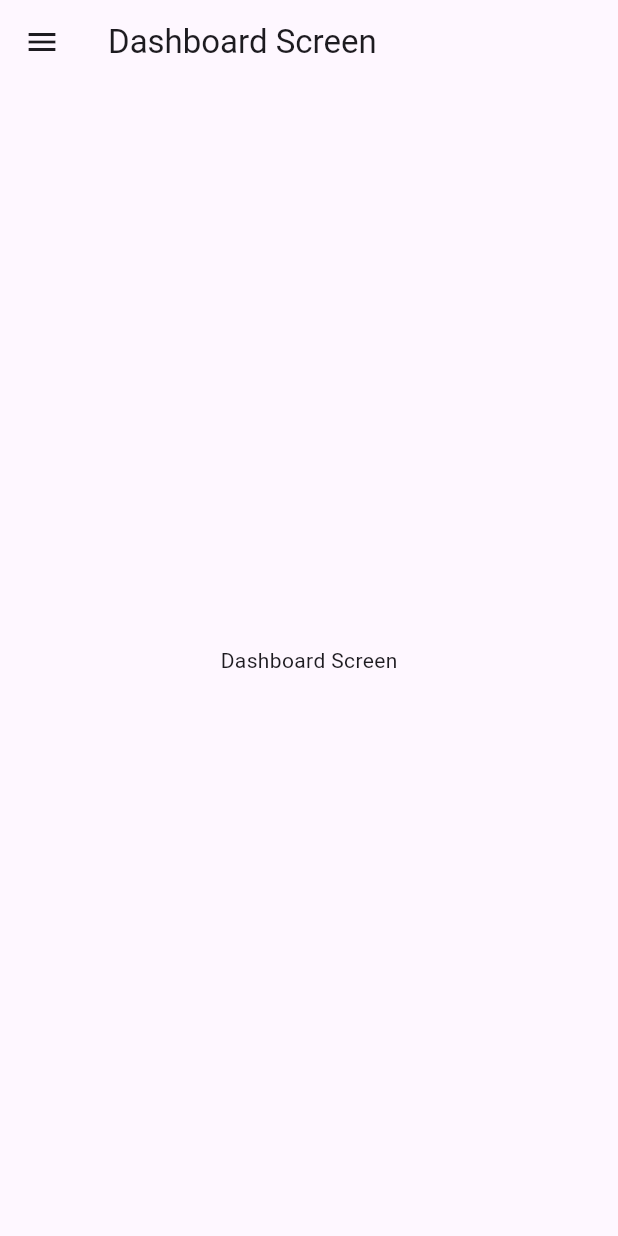
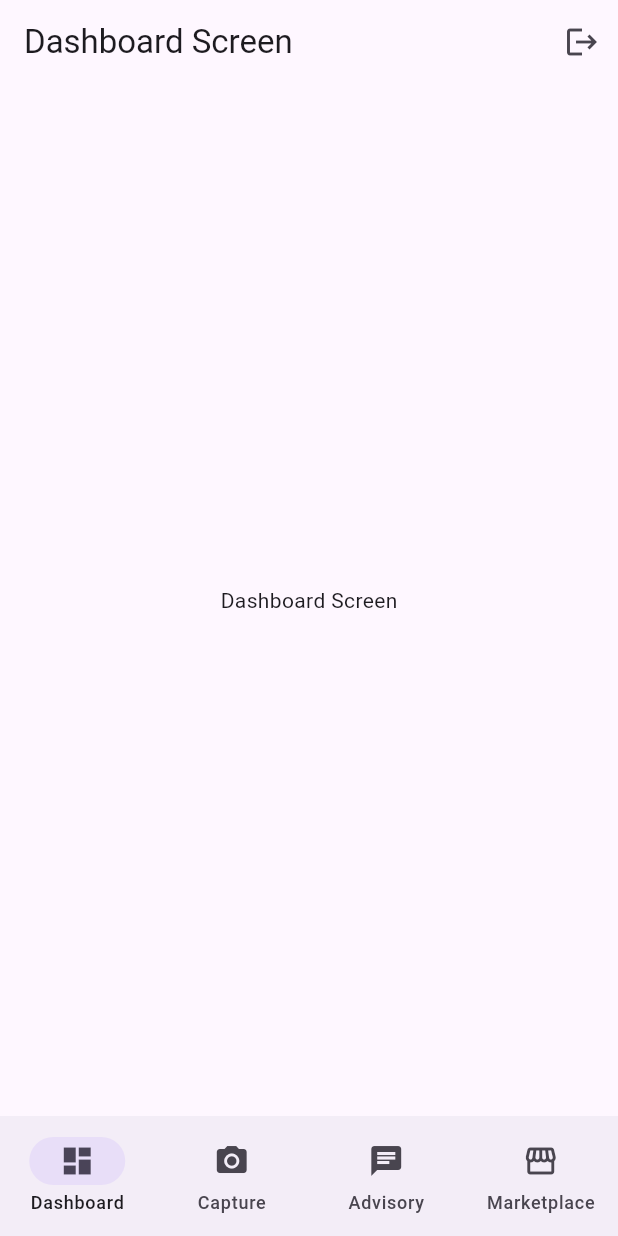
Before and after one commit to Chathuranga-Jayamal/govi-ai, a Flutter app: the screen it shows after launch, on a phone screen of 412 x 824 dp. Run offline on Flutter 3.47's test engine with Material 3 defaults, Android fonts, the phone set to English and light mode, and no system bars; our stand-ins replace go_router.

Commit message:
Replace drawer with bottom navigation bar for authenticated screens

```diff
--- /dev/null
+++ b/mobile_app/lib/core/widgets/main_shell.dart
@@ -0,0 +1,28 @@
+import 'package:flutter/material.dart';
+import 'package:go_router/go_router.dart';
+
+class MainShell extends StatelessWidget {
+  const MainShell({required this.navigationShell, super.key});
+
+  final StatefulNavigationShell navigationShell;
+
+  @override
+  Widget build(BuildContext context) {
+    return Scaffold(
+      body: navigationShell,
+      bottomNavigationBar: NavigationBar(
+        selectedIndex: navigationShell.currentIndex,
+        onDestinationSelected: (index) => navigationShell.goBranch(
+          index,
+          initialLocation: index == navigationShell.currentIndex,
+        ),
+        destinations: const [
+          NavigationDestination(icon: Icon(Icons.dashboard), label: 'Dashboard'),
+          NavigationDestination(icon: Icon(Icons.camera_alt), label: 'Capture'),
+          NavigationDestination(icon: Icon(Icons.chat), label: 'Advisory'),
+          NavigationDestination(icon: Icon(Icons.storefront), label: 'Marketplace'),
+        ],
+      ),
+    );
+  }
+}
--- a/mobile_app/lib/features/auth/presentation/screens/login_screen.dart
+++ b/mobile_app/lib/features/auth/presentation/screens/login_screen.dart
@@ -1,7 +1,5 @@
 import 'package:flutter/material.dart';
 import 'package:go_router/go_router.dart';
-
-import '../../../../core/widgets/app_drawer.dart';
 
 class LoginScreen extends StatelessWidget {
   const LoginScreen({super.key});
@@ -10,7 +8,6 @@ class LoginScreen extends StatelessWidget {
   Widget build(BuildContext context) {
     return Scaffold(
       appBar: AppBar(title: const Text('Login Screen')),
-      drawer: const AppDrawer(),
       body: Center(
         child: Column(
           mainAxisSize: MainAxisSize.min,
--- a/mobile_app/lib/features/auth/presentation/screens/register_screen.dart
+++ b/mobile_app/lib/features/auth/presentation/screens/register_screen.dart
@@ -1,7 +1,5 @@
 import 'package:flutter/material.dart';
 import 'package:go_router/go_router.dart';
-
-import '../../../../core/widgets/app_drawer.dart';
 
 class RegisterScreen extends StatelessWidget {
   const RegisterScreen({super.key});
@@ -10,7 +8,6 @@ class RegisterScreen extends StatelessWidget {
   Widget build(BuildContext context) {
     return Scaffold(
       appBar: AppBar(title: const Text('Register Screen')),
-      drawer: const AppDrawer(),
       body: Center(
         child: Column(
           mainAxisSize: MainAxisSize.min,
--- a/mobile_app/lib/features/dashboard/presentation/screens/dashboard_screen.dart
+++ b/mobile_app/lib/features/dashboard/presentation/screens/dashboard_screen.dart
@@ -1,6 +1,5 @@
 import 'package:flutter/material.dart';
-
-import '../../../../core/widgets/app_drawer.dart';
+import 'package:go_router/go_router.dart';
 
 class DashboardScreen extends StatelessWidget {
   const DashboardScreen({super.key});
@@ -8,8 +7,16 @@ class DashboardScreen extends StatelessWidget {
   @override
   Widget build(BuildContext context) {
     return Scaffold(
-      appBar: AppBar(title: const Text('Dashboard Screen')),
-      drawer: const AppDrawer(),
+      appBar: AppBar(
+        title: const Text('Dashboard Screen'),
+        actions: [
+          IconButton(
+            icon: const Icon(Icons.logout),
+            tooltip: 'Back to Login (temp)',
+            onPressed: () => context.go('/login'),
+          ),
+        ],
+      ),
       body: const Center(child: Text('Dashboard Screen')),
     );
   }
--- a/mobile_app/lib/routes/app_router.dart
+++ b/mobile_app/lib/routes/app_router.dart
@@ -1,5 +1,6 @@
 import 'package:go_router/go_router.dart';
 
+import '../core/widgets/main_shell.dart';
 import '../features/advisory/presentation/screens/advisory_chat_screen.dart';
 import '../features/auth/presentation/screens/login_screen.dart';
 import '../features/auth/presentation/screens/register_screen.dart';
@@ -18,21 +19,43 @@ final GoRouter appRouter = GoRouter(
       path: '/register',
       builder: (context, state) => const RegisterScreen(),
     ),
+    StatefulShellRoute.indexedStack(
+      builder: (context, state, navigationShell) =>
+          MainShell(navigationShell: navigationShell),
+      branches: [
+        StatefulShellBranch(
+          routes: [
             GoRoute(
               path: '/dashboard',
               builder: (context, state) => const DashboardScreen(),
             ),
+          ],
+        ),
+        StatefulShellBranch(
+          routes: [
             GoRoute(
               path: '/capture',
               builder: (context, state) => const CaptureScreen(),
             ),
+          ],
+        ),
+        StatefulShellBranch(
+          routes: [
             GoRoute(
               path: '/advisory',
               builder: (context, state) => const AdvisoryChatScreen(),
             ),
+          ],
+        ),
+        StatefulShellBranch(
+          routes: [
             GoRoute(
               path: '/marketplace',
               builder: (context, state) => const ProductListScreen(),
             ),
           ],
+        ),
+      ],
+    ),
+  ],
 );
```
Also changed, not shown: mobile_app/lib/core/widgets/app_drawer.dart (deleted, +0 -34 lines), mobile_app/lib/features/advisory/presentation/screens/advisory_chat_screen.dart (+11 -4 lines), mobile_app/lib/features/disease_detection/presentation/screens/capture_screen.dart (+11 -4 lines), mobile_app/lib/features/marketplace/presentation/screens/product_list_screen.dart (+11 -4 lines). Lines whose indentation alone changed are shown as unchanged.
